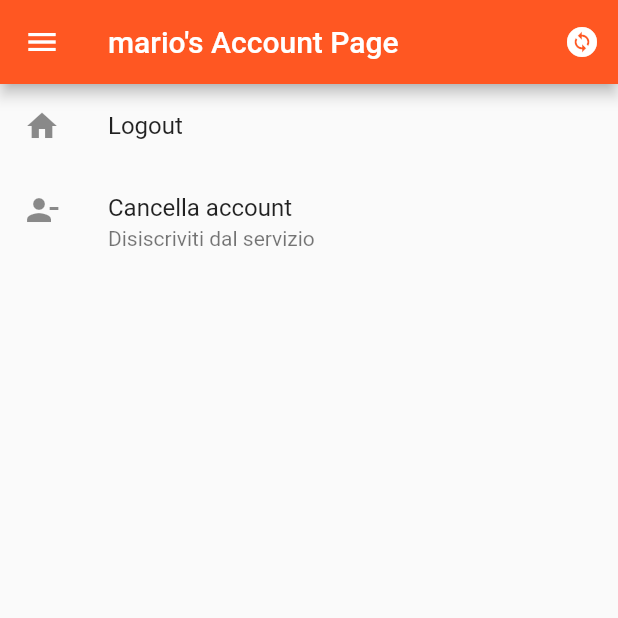
After one commit to MatteoMarcoM/Progetto_PDMIU, a Flutter app: the UserAccountPage screen opened directly, on a phone screen of 412 x 824 dp, the top half of it. The commit adds this screen. Run offline on Flutter 3.47's test engine with Material 2 defaults, Android fonts, the phone set to English and light mode, and no system bars; our stand-ins replace flutter_riverpod; network calls fail.

Commit message:
added account page (bug in logout delete user)

```diff
--- a/lib/pages/registerUserPage.dart
+++ b/lib/pages/registerUserPage.dart
@@ -85,7 +85,7 @@ class RegisterUserPage extends ConsumerWidget {
 
                           ScaffoldMessenger.of(context).showSnackBar(SnackBar(
                               content: Text(
-                                  '$User: {user.state.username} successfully registered!')));
+                                  'User: ${user.state.username} successfully registered!')));
                         } else {
                           ScaffoldMessenger.of(context).showSnackBar(
                               const SnackBar(
--- /dev/null
+++ b/lib/pages/userPages/userAccountPage.dart
@@ -0,0 +1,56 @@
+import 'package:flutter/material.dart';
+import 'package:flutter_riverpod/flutter_riverpod.dart';
+import 'package:pdmiu_app_biblioteca/widgets/userDrawer.dart';
+import '../../models/user.dart';
+import '../../utility/providers.dart';
+import '../biblioHomePage.dart';
+
+// "home page" dell'utente
+class UserAccountPage extends ConsumerWidget {
+  const UserAccountPage({super.key});
+
+  @override
+  Widget build(BuildContext context, WidgetRef ref) {
+    // ottengo l'utente
+    User user = ref.watch(marioProvider.notifier);
+
+    return Scaffold(
+      appBar: AppBar(
+        // oppure fare metodo String user.getUsername()
+        title: Text("${user.state.username}'s Account Page"),
+        actions: [
+          IconButton(
+              onPressed: () {
+                // successful login?
+                user.loginJWT();
+              },
+              icon: const Icon(Icons.change_circle)),
+        ],
+      ),
+      body: ListView(children: [
+        ListTile(
+          leading: const Icon(Icons.home),
+          title: const Text("Logout"),
+          onTap: () {
+            Navigator.of(context).pushAndRemoveUntil(
+                MaterialPageRoute(builder: (context) => const BiblioHomePage()),
+                (route) => false);
+          },
+        ),
+        ListTile(
+          leading: const Icon(Icons.person_remove_sharp),
+          title: const Text("Cancella account"),
+          subtitle: const Text("Disiscriviti dal servizio"),
+          onTap: () {
+            user.deleteUser();
+
+            Navigator.of(context).pushAndRemoveUntil(
+                MaterialPageRoute(builder: (context) => const BiblioHomePage()),
+                (route) => false);
+          },
+        ),
+      ]),
+      drawer: const UserDrawer(),
+    );
+  }
+}
--- a/lib/pages/userPages/userAddBookPage.dart
+++ b/lib/pages/userPages/userAddBookPage.dart
@@ -62,6 +62,8 @@ class UserAddBookPage extends ConsumerWidget {
                       onPressed: () {
                         if (title != '') {
                           user.addBook(title);
+                          ScaffoldMessenger.of(context).showSnackBar(
+                              const SnackBar(content: Text('Book added!')));
                         } else {
                           ScaffoldMessenger.of(context).showSnackBar(
                               const SnackBar(content: Text('Invalid title!')));
--- a/lib/pages/userPages/userDeleteBookPage.dart
+++ b/lib/pages/userPages/userDeleteBookPage.dart
@@ -62,6 +62,8 @@ class UserDeleteBookPage extends ConsumerWidget {
                       onPressed: () {
                         if (title != '') {
                           user.deleteBook(title);
+                          ScaffoldMessenger.of(context).showSnackBar(
+                              const SnackBar(content: Text('Book deleted!')));
                         } else {
                           ScaffoldMessenger.of(context).showSnackBar(
                               const SnackBar(content: Text('Invalid title!')));
--- a/lib/pages/userPages/userRenameBookPage.dart
+++ b/lib/pages/userPages/userRenameBookPage.dart
@@ -85,6 +85,8 @@ class UserRenameBookPage extends ConsumerWidget {
                       onPressed: () {
                         if (oldTitle != '' && newTitle != '') {
                           user.renameBook(oldTitle, newTitle);
+                          ScaffoldMessenger.of(context).showSnackBar(
+                              const SnackBar(content: Text('Book renamed!')));
                         } else {
                           ScaffoldMessenger.of(context).showSnackBar(
                               const SnackBar(
--- a/lib/widgets/userDrawer.dart
+++ b/lib/widgets/userDrawer.dart
@@ -1,10 +1,11 @@
 import 'package:flutter/material.dart';
 import 'package:flutter_riverpod/flutter_riverpod.dart';
+import 'package:pdmiu_app_biblioteca/pages/userPages/userAccountPage.dart';
 import 'package:pdmiu_app_biblioteca/pages/userPages/userDeleteBookPage.dart';
 import 'package:pdmiu_app_biblioteca/pages/userPages/userRenameBookPage.dart';
 import 'package:pdmiu_app_biblioteca/utility/providers.dart';
 import '../models/user.dart';
-import 'package:pdmiu_app_biblioteca/pages/biblioHomePage.dart';
+//import 'package:pdmiu_app_biblioteca/pages/biblioHomePage.dart';
 import 'package:pdmiu_app_biblioteca/pages/userPages/userAddBookPage.dart';
 import 'package:pdmiu_app_biblioteca/pages/userPages/userBookListPage.dart';
 
@@ -21,15 +22,6 @@ class UserDrawer extends ConsumerWidget {
       children: [
         const DrawerHeader(
             decoration: FlutterLogoDecoration(), child: Text("User drawer")),
-        ListTile(
-          leading: const Icon(Icons.home),
-          title: const Text("Logout"),
-          onTap: () {
-            Navigator.of(context).pushAndRemoveUntil(
-                MaterialPageRoute(builder: (context) => const BiblioHomePage()),
-                (route) => false);
-          },
-        ),
         ListTile(
           leading: const Icon(Icons.my_library_books),
           title: const Text("Lista Libri"),
@@ -76,13 +68,14 @@ class UserDrawer extends ConsumerWidget {
         ),
         ListTile(
           leading: const Icon(Icons.person_remove_sharp),
-          title: const Text("Cancella account"),
-          subtitle: const Text("Disiscriviti dal servizio"),
+          title: const Text("Impostazioni Account"),
+          subtitle: const Text("Logout, Disiscriviti"),
           onTap: () {
             userMario.deleteUser();
 
             Navigator.of(context).pushAndRemoveUntil(
-                MaterialPageRoute(builder: (context) => const BiblioHomePage()),
+                MaterialPageRoute(
+                    builder: (context) => const UserAccountPage()),
                 (route) => false);
           },
         ),
```
